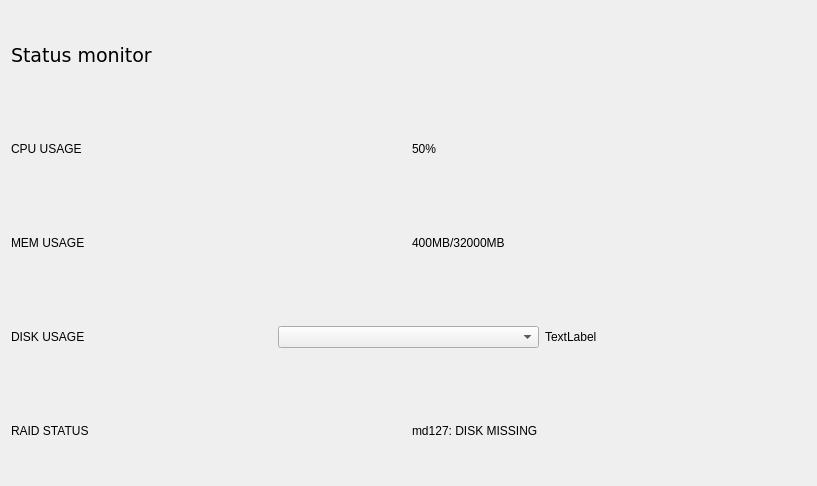
Qt form status_window.ui (kubekpop/slm) before a commit.
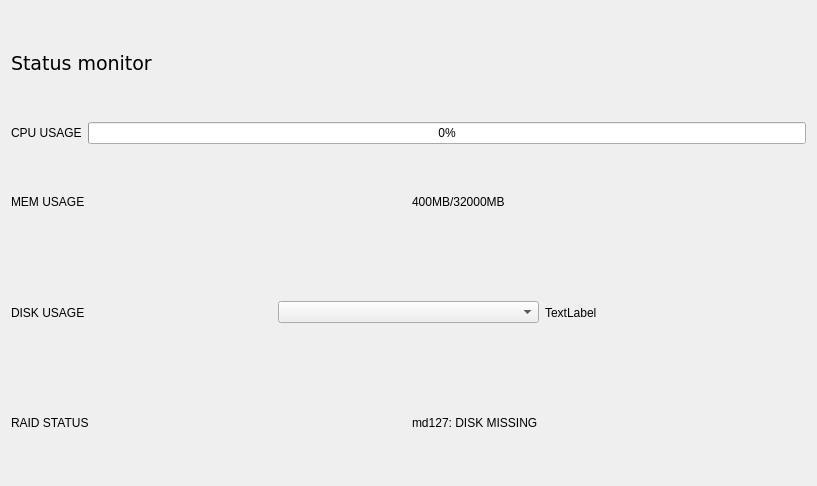
The same form after that commit.

Commit message: added status window and backup window

```diff
--- a/status_window.ui
+++ b/status_window.ui
@@ -55,9 +55,12 @@
       </widget>
      </item>
      <item>
-      <widget class="QLabel" name="label_9">
-       <property name="text">
-        <string>50%</string>
+      <widget class="QProgressBar" name="cpu_usage_bar">
+       <property name="value">
+        <number>0</number>
+       </property>
+       <property name="invertedAppearance">
+        <bool>false</bool>
        </property>
       </widget>
      </item>
```
The commit also changes 11 other files.
